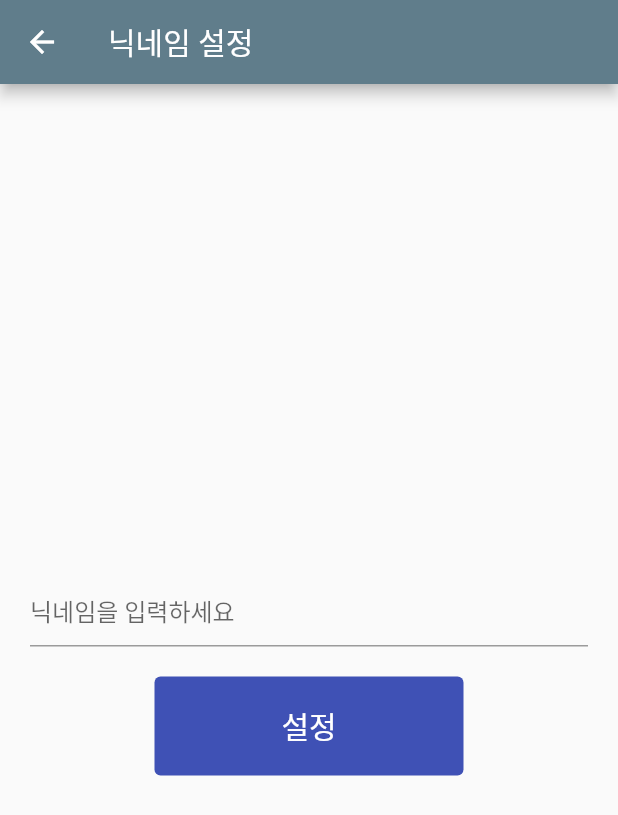
After one commit to regular1020/trablock, a Flutter app: the NickNameSettingView screen opened directly, on a phone screen of 412 x 824 dp. The commit adds this screen. Shown: the top 815 px of the screen. Run offline on Flutter 3.47's test engine with Material 2 defaults, Android fonts, the phone set to English and light mode, and no system bars; our stand-ins replace firebase_auth, firebase_core, flutter_secure_storage, google_sign_in; accounts and stored records are empty; generated files the repository leaves out were written again; network calls fail.

Commit message:
feat: Add NickName
Add UserProvider
Add secure storage for saving user information
Add Nickname for user

```diff
--- a/trablock_flutter/lib/main.dart
+++ b/trablock_flutter/lib/main.dart
@@ -2,6 +2,8 @@ import 'package:firebase_core/firebase_core.dart';
 import 'package:flutter/material.dart';
 import 'package:provider/provider.dart';
 import 'package:trablock_flutter/src/provider/AuthProvider.dart';
+import 'package:trablock_flutter/src/provider/UserProvider.dart';
+import 'package:trablock_flutter/src/view/LoginView.dart';
 import 'package:trablock_flutter/src/view/RoutingView.dart';
 import 'firebase_options.dart';
 
@@ -25,7 +27,8 @@ class MyApp extends StatelessWidget {
       ),
       home: MultiProvider(
         providers: [
-          ChangeNotifierProvider<AuthProvider>(create: (_) => AuthProvider())
+          ChangeNotifierProvider<AuthProvider>(create: (_) => AuthProvider()),
+          ChangeNotifierProvider<UserProvider>(create: (_) => UserProvider())
         ],
         child: RoutingView(),
       )
--- a/trablock_flutter/lib/src/provider/AuthProvider.dart
+++ b/trablock_flutter/lib/src/provider/AuthProvider.dart
@@ -5,12 +5,9 @@ import 'package:google_sign_in/google_sign_in.dart';
 class AuthProvider with ChangeNotifier {
   AuthProvider({auth, user}) : _auth = auth ?? FirebaseAuth.instance;
 
-  User? _user;
   FirebaseAuth _auth;
 
-  User? get user => _user;
-
-  Future<void> signInWithGoogle() async {
+  Future<String?> signInWithGoogle() async {
     final GoogleSignInAccount? googleUser = await GoogleSignIn().signIn();
 
 
@@ -21,6 +18,6 @@ class AuthProvider with ChangeNotifier {
       idToken: googleAuth?.idToken
     );
     final authResult = await _auth.signInWithCredential(credential);
-    _user = authResult.user;
+    return authResult.user?.uid;
   }
 }
--- /dev/null
+++ b/trablock_flutter/lib/src/provider/UserProvider.dart
@@ -0,0 +1,29 @@
+import 'package:flutter/material.dart';
+import 'package:flutter_secure_storage/flutter_secure_storage.dart';
+
+class UserProvider with ChangeNotifier {
+  final storage = const FlutterSecureStorage();
+
+  String? _id;
+  String? _nickname;
+
+  void setID (String id) {
+    _id = id;
+    storage.write(key: "userID", value: id);
+    notifyListeners();
+  }
+
+  void setNickName (String nickname) {
+    _nickname = nickname;
+    storage.write(key: "userNickName", value: nickname);
+    notifyListeners();
+  }
+
+  String? get id => _id;
+  String? get nickname => _nickname;
+
+  asyncMethod() async {
+    _id = await storage.read(key: "userID");
+    _nickname = await storage.read(key: "userNickName");
+  }
+}
--- /dev/null
+++ b/trablock_flutter/lib/src/view/NickNameSettingView.dart
@@ -0,0 +1,55 @@
+import 'package:flutter/material.dart';
+import 'package:provider/provider.dart';
+import 'package:trablock_flutter/src/provider/UserProvider.dart';
+
+class NickNameSettingView extends StatelessWidget {
+  const NickNameSettingView({Key? key}) : super(key: key);
+
+  @override
+  Widget build(BuildContext context) {
+    TextEditingController controller = TextEditingController();
+    UserProvider userProvider = Provider.of<UserProvider>(context, listen: false);
+
+    return Scaffold(
+      appBar: AppBar(
+        title: const Text("닉네임 설정"),
+      ),
+      body: Column(
+        mainAxisAlignment: MainAxisAlignment.center,
+        children: [
+          Padding(
+            padding: const EdgeInsets.all(20.0),
+            child: TextField(
+              controller: controller,
+              decoration: const InputDecoration(
+                hintText: "닉네임을 입력하세요"
+              ),
+            ),
+          ),
+          SizedBox(
+            height: MediaQuery.of(context).size.height*0.08,
+            width: MediaQuery.of(context).size.width*0.5,
+            child: TextButton(
+              onPressed: () {
+                if (controller.text.isNotEmpty) {
+                  userProvider.setNickName(controller.text);
+                }
+              },
+              style: ButtonStyle(
+                backgroundColor:
+                MaterialStateProperty.resolveWith((states) {
+                  if (states.contains(MaterialState.pressed)) {
+                    return Colors.grey;
+                  } else {
+                    return Colors.indigo;
+                  }
+                }),
+              ),
+              child: const Text("설정", style: TextStyle(color: Colors.white, fontSize: 20),),
+            ),
+          ),
+        ],
+      ),
+    );
+  }
+}
--- a/trablock_flutter/pubspec.yaml
+++ b/trablock_flutter/pubspec.yaml
@@ -41,6 +41,8 @@ dependencies:
   firebase_auth: ^4.1.1
   provider: ^6.0.4
   google_sign_in: ^5.4.2
+  mockito: ^5.3.2
+  flutter_secure_storage: ^6.0.0
 
 dev_dependencies:
   flutter_test:
```
Also changed, not shown: trablock_flutter/lib/src/view/LoginView.dart (renamed from trablock_flutter/lib/src/view/LoginWithGoogleView.dart, +15 -9 lines), trablock_flutter/lib/src/view/RoutingView.dart (+27 -8 lines), trablock_flutter/pubspec.lock, 1 other file.
